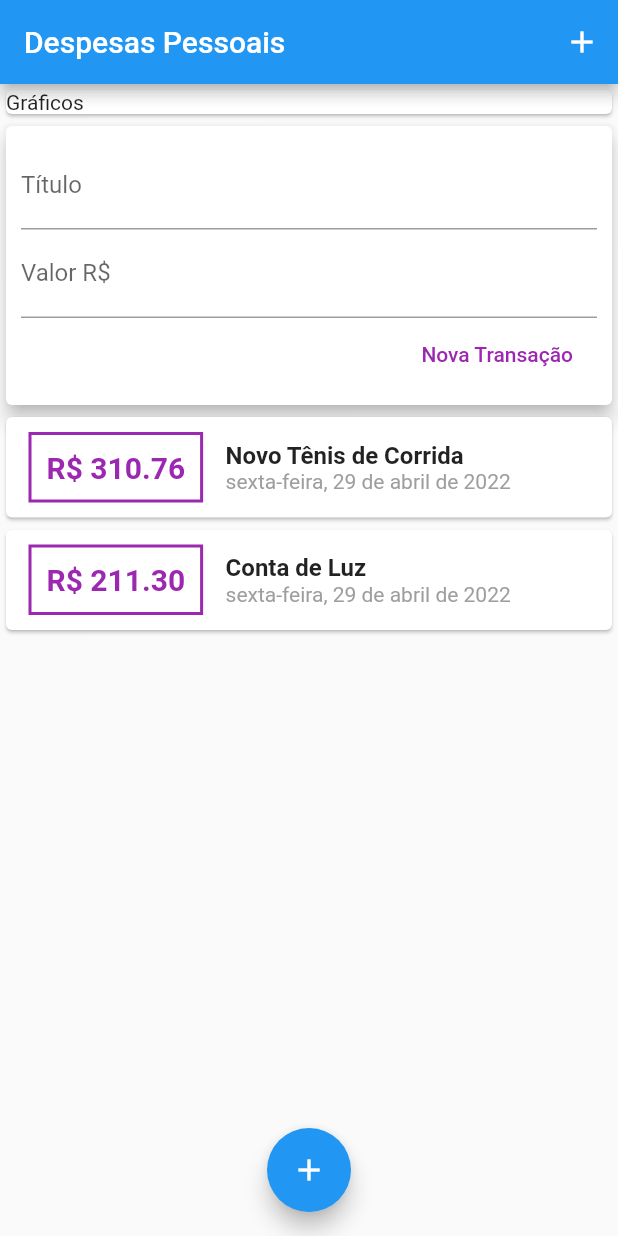
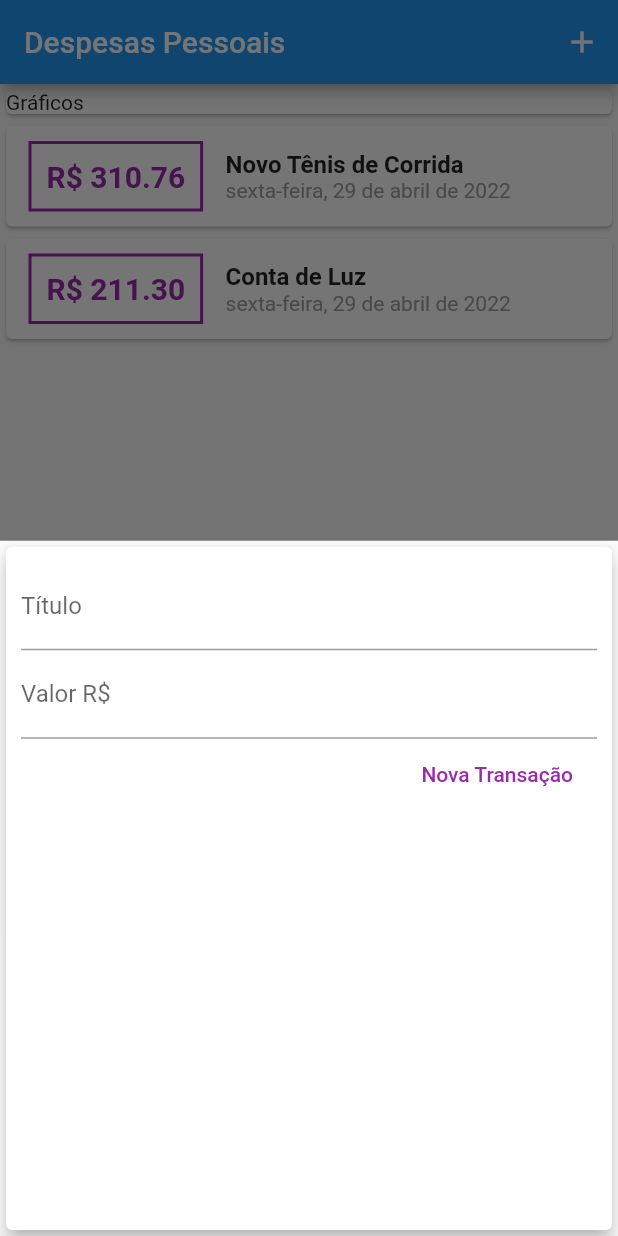
Before and after one commit to WellysonP/Depesas_Pessoais, a Flutter app: the screen it shows after launch, after a tap on the "add" icon, on a phone screen of 412 x 824 dp. Run offline on Flutter 3.47's test engine with Material 2 defaults, Android fonts, the phone set to English and light mode, and no system bars.

Commit message:
Feito modal no formulário, refatorado o Transaction_user e ajustado para statefull

```diff
--- a/lib/componentes/transactions_form.dart
+++ b/lib/componentes/transactions_form.dart
@@ -1,11 +1,17 @@
 import 'package:flutter/material.dart';
 
-class TransactionForm extends StatelessWidget {
-  final titleControler = TextEditingController();
-  final valueControler = TextEditingController();
-
+class TransactionForm extends StatefulWidget {
   final void Function(String, double) onSubmit;
   TransactionForm(this.onSubmit);
+
+  @override
+  State<TransactionForm> createState() => _TransactionFormState();
+}
+
+class _TransactionFormState extends State<TransactionForm> {
+  final titleControler = TextEditingController();
+
+  final valueControler = TextEditingController();
 
   _submitFomr() {
     final title = titleControler.text;
@@ -13,7 +19,7 @@ class TransactionForm extends StatelessWidget {
     if (title.isEmpty || value <= 0) {
       return;
     }
-    onSubmit(title, value);
+    widget.onSubmit(title, value);
   }
 
   @override
--- a/lib/componentes/transactions_user.dart
+++ /dev/null
@@ -1,50 +0,0 @@
-import 'dart:math';
-import 'package:flutter/material.dart';
-import '../models/transaction.dart';
-import 'package:expenses/componentes/transactions_form.dart';
-import 'package:expenses/componentes/transactions_list.dart';
-
-class TransactionUser extends StatefulWidget {
-  @override
-  State<TransactionUser> createState() => _TransactionUserState();
-}
-
-class _TransactionUserState extends State<TransactionUser> {
-  final _transactions = [
-    Transaction(
-      id: "T1",
-      title: "Novo Tênis de Corrida",
-      value: 310.76,
-      date: DateTime.now(),
-    ),
-    Transaction(
-      id: "T2",
-      title: "Conta de Luz",
-      value: 211.30,
-      date: DateTime.now(),
-    ),
-  ];
-
-  _addTransaction(String title, double value) {
-    final newTransaction = Transaction(
-      id: Random().nextDouble().toString(),
-      title: title,
-      value: value,
-      date: DateTime.now(),
-    );
-
-    setState(() {
-      _transactions.add(newTransaction);
-    });
-  }
-
-  @override
-  Widget build(BuildContext context) {
-    return Column(
-      children: [
-        TransactionForm(_addTransaction),
-        TransactionList(_transactions),
-      ],
-    );
-  }
-}
--- a/lib/main.dart
+++ b/lib/main.dart
@@ -1,5 +1,9 @@
-import 'package:expenses/componentes/transactions_user.dart';
+import 'package:expenses/componentes/transactions_form.dart';
 import 'package:flutter/material.dart';
+import 'dart:math';
+import 'componentes/transactions_form.dart';
+import 'componentes/transactions_list.dart';
+import 'models/transaction.dart';
 import 'package:flutter_localizations/flutter_localizations.dart';
 
 main() => runApp(ExpensesApp());
@@ -19,7 +23,48 @@ class ExpensesApp extends StatelessWidget {
   }
 }
 
-class MyHomePage extends StatelessWidget {
+class MyHomePage extends StatefulWidget {
+  @override
+  State<MyHomePage> createState() => _MyHomePageState();
+}
+
+class _MyHomePageState extends State<MyHomePage> {
+  final _transactions = [
+    Transaction(
+      id: "T1",
+      title: "Novo Tênis de Corrida",
+      value: 310.76,
+      date: DateTime.now(),
+    ),
+    Transaction(
+      id: "T2",
+      title: "Conta de Luz",
+      value: 211.30,
+      date: DateTime.now(),
+    ),
+  ];
+
+  _addTransaction(String title, double value) {
+    final newTransaction = Transaction(
+      id: Random().nextDouble().toString(),
+      title: title,
+      value: value,
+      date: DateTime.now(),
+    );
+
+    setState(() {
+      _transactions.add(newTransaction);
+    });
+  }
+
+  _openTransactionFormModal(BuildContext context) {
+    showModalBottomSheet(
+        context: context,
+        builder: (_) {
+          return TransactionForm(_addTransaction);
+        });
+  }
+
   @override
   Widget build(BuildContext context) {
     return Scaffold(
@@ -27,7 +72,7 @@ class MyHomePage extends StatelessWidget {
         title: Text("Despesas Pessoais"),
         actions: [
           IconButton(
-            onPressed: () {},
+            onPressed: () => _openTransactionFormModal(context),
             icon: Icon(Icons.add),
           )
         ],
@@ -42,12 +87,12 @@ class MyHomePage extends StatelessWidget {
                 child: Text("Gráficos"),
               ),
             ),
-            TransactionUser()
+            TransactionList(_transactions),
           ],
         ),
       ),
       floatingActionButton: FloatingActionButton(
-        onPressed: () {},
+        onPressed: () => _openTransactionFormModal(context),
         child: Icon(Icons.add),
       ),
       floatingActionButtonLocation: FloatingActionButtonLocation.centerFloat,
```
